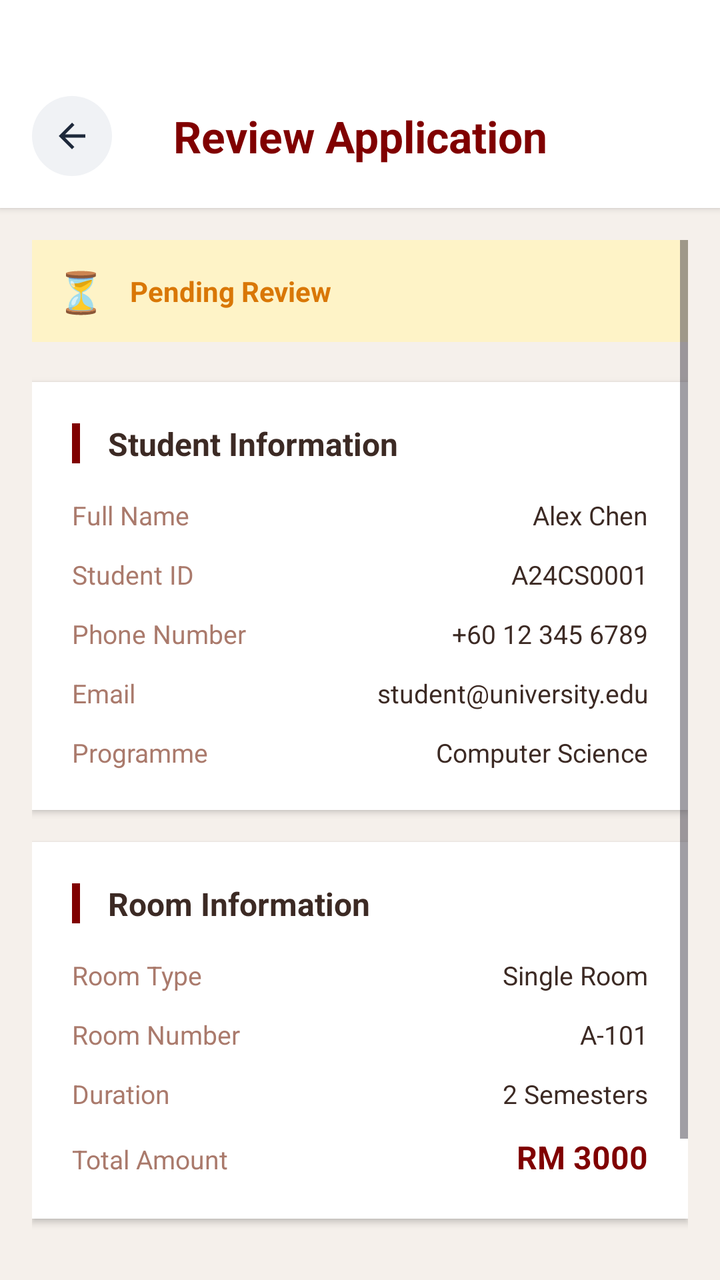
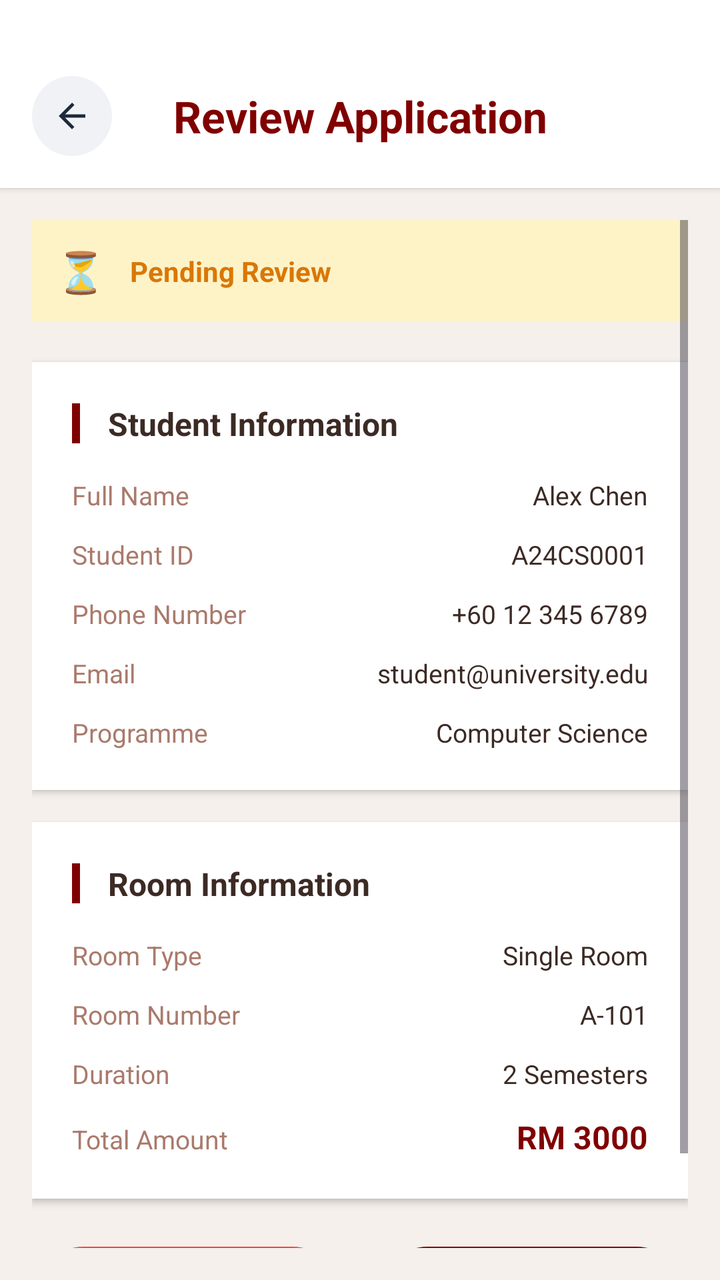

The first picture is an Android layout as it rendered before a commit; the second is the same layout after the commit. The layout source and the unified diff follow.
<!-- AndroidManifest.xml: application theme Theme.UTMSPACE_HostelBookingSystem -->
<!-- res/layout/activity_staff_action.xml -->
<?xml version="1.0" encoding="utf-8"?>
<LinearLayout xmlns:android="http://schemas.android.com/apk/res/android"
    xmlns:app="http://schemas.android.com/apk/res-auto"
    android:layout_width="match_parent"
    android:layout_height="match_parent"
    android:orientation="vertical"
    android:background="#F5F0EB">

    
    <LinearLayout
        android:layout_width="match_parent"
        android:layout_height="wrap_content"
        android:orientation="vertical"
        android:background="#FFFFFF"
        android:elevation="2dp"
        android:paddingTop="40dp"
        android:paddingBottom="8dp">

        <LinearLayout
            android:layout_width="match_parent"
            android:layout_height="wrap_content"
            android:orientation="horizontal"
            android:gravity="center_vertical"
            android:layout_marginTop="8dp"
            android:layout_marginBottom="8dp">

            <LinearLayout
                android:id="@+id/ivBack"
                android:layout_width="40dp"
                android:layout_height="40dp"
                android:background="@drawable/back_button_background"
                android:gravity="center"
                android:clickable="true"
                android:focusable="true"
                android:layout_marginStart="16dp">

                <ImageView
                    android:layout_width="20dp"
                    android:layout_height="20dp"
                    android:src="@drawable/ic_arrow_back"
                    app:tint="#1E293B" />

            </LinearLayout>

            <TextView
                android:layout_width="0dp"
                android:layout_height="wrap_content"
                android:layout_weight="1"
                android:text="Review Application"
                android:textSize="22sp"
                android:textStyle="bold"
                android:textColor="#800000"
                android:gravity="center"
                android:fontFamily="sans-serif" />

            <LinearLayout
                android:layout_width="40dp"
                android:layout_height="40dp"
                android:layout_marginEnd="16dp" />

        </LinearLayout>

    </LinearLayout>

    <ScrollView
        android:layout_width="match_parent"
        android:layout_height="match_parent"
        android:fillViewport="true"
        android:padding="16dp">

        <LinearLayout
            android:layout_width="match_parent"
            android:layout_height="wrap_content"
            android:orientation="vertical">

            
            <LinearLayout
                android:id="@+id/statusBanner"
                android:layout_width="match_parent"
                android:layout_height="wrap_content"
                android:orientation="horizontal"
                android:gravity="center_vertical"
                android:background="#FEF3C7"
                android:padding="12dp"
                android:layout_marginBottom="20dp"
                android:radius="8dp">

                <TextView
                    android:layout_width="wrap_content"
                    android:layout_height="wrap_content"
                    android:text="⏳"
                    android:textSize="20sp" />

                <TextView
                    android:id="@+id/tvApplicationStatus"
                    android:layout_width="0dp"
                    android:layout_height="wrap_content"
                    android:layout_weight="1"
                    android:layout_marginStart="12dp"
                    android:text="Pending Review"
                    android:textSize="14sp"
                    android:textStyle="bold"
                    android:textColor="#D97706"
                    android:fontFamily="sans-serif" />

            </LinearLayout>

            
            <LinearLayout
                android:layout_width="match_parent"
                android:layout_height="wrap_content"
                android:orientation="vertical"
                android:background="#FFFFFF"
                android:elevation="2dp"
                android:padding="20dp"
                android:layout_marginBottom="16dp">

                <LinearLayout
                    android:layout_width="match_parent"
                    android:layout_height="wrap_content"
                    android:orientation="horizontal"
                    android:gravity="center_vertical"
                    android:layout_marginBottom="16dp">

                    <View
                        android:layout_width="4dp"
                        android:layout_height="20dp"
                        android:background="#800000" />

                    <TextView
                        android:layout_width="wrap_content"
                        android:layout_height="wrap_content"
                        android:text=" Student Information"
                        android:textSize="16sp"
                        android:textStyle="bold"
                        android:textColor="#3C2A24"
                        android:layout_marginStart="10dp"
                        android:fontFamily="sans-serif" />

                </LinearLayout>

                <LinearLayout
                    android:layout_width="match_parent"
                    android:layout_height="wrap_content"
                    android:orientation="horizontal"
                    android:layout_marginBottom="12dp">

                    <TextView
                        android:layout_width="0dp"
                        android:layout_height="wrap_content"
                        android:layout_weight="1"
                        android:text="Full Name"
                        android:textSize="13sp"
                        android:textColor="#AA7A6C"
                        android:fontFamily="sans-serif" />

                    <TextView
                        android:id="@+id/tvStudentName"
                        android:layout_width="0dp"
                        android:layout_height="wrap_content"
                        android:layout_weight="1"
                        android:text="Alex Chen"
                        android:textSize="13sp"
                        android:textColor="#3C2A24"
                        android:textAlignment="textEnd"
                        android:fontFamily="sans-serif" />

                </LinearLayout>

                <LinearLayout
                    android:layout_width="match_parent"
                    android:layout_height="wrap_content"
                    android:orientation="horizontal"
                    android:layout_marginBottom="12dp">

                    <TextView
                        android:layout_width="0dp"
                        android:layout_height="wrap_content"
                        android:layout_weight="1"
                        android:text="Student ID"
                        android:textSize="13sp"
                        android:textColor="#AA7A6C"
                        android:fontFamily="sans-serif" />

                    <TextView
                        android:id="@+id/tvStudentId"
                        android:layout_width="0dp"
                        android:layout_height="wrap_content"
                        android:layout_weight="1"
                        android:text="A24CS0001"
                        android:textSize="13sp"
                        android:textColor="#3C2A24"
                        android:textAlignment="textEnd"
                        android:fontFamily="sans-serif" />

                </LinearLayout>

                <LinearLayout
                    android:layout_width="match_parent"
                    android:layout_height="wrap_content"
                    android:orientation="horizontal"
                    android:layout_marginBottom="12dp">

                    <TextView
                        android:layout_width="0dp"
                        android:layout_height="wrap_content"
                        android:layout_weight="1"
                        android:text="Phone Number"
                        android:textSize="13sp"
                        android:textColor="#AA7A6C"
                        android:fontFamily="sans-serif" />

                    <TextView
                        android:id="@+id/tvPhoneNumber"
                        android:layout_width="0dp"
                        android:layout_height="wrap_content"
                        android:layout_weight="1"
                        android:text="+60 12 345 6789"
                        android:textSize="13sp"
                        android:textColor="#3C2A24"
                        android:textAlignment="textEnd"
                        android:fontFamily="sans-serif" />

                </LinearLayout>

                <LinearLayout
                    android:layout_width="match_parent"
                    android:layout_height="wrap_content"
                    android:orientation="horizontal"
                    android:layout_marginBottom="12dp">

                    <TextView
                        android:layout_width="0dp"
                        android:layout_height="wrap_content"
                        android:layout_weight="1"
                        android:text="Email"
                        android:textSize="13sp"
                        android:textColor="#AA7A6C"
                        android:fontFamily="sans-serif" />

                    <TextView
                        android:id="@+id/tvEmail"
                        android:layout_width="0dp"
                        android:layout_height="wrap_content"
                        android:layout_weight="1"
                        android:text="student@university.edu"
                        android:textSize="13sp"
                        android:textColor="#3C2A24"
                        android:textAlignment="textEnd"
                        android:fontFamily="sans-serif" />

                </LinearLayout>

                <LinearLayout
                    android:layout_width="match_parent"
                    android:layout_height="wrap_content"
                    android:orientation="horizontal">

                    <TextView
                        android:layout_width="0dp"
                        android:layout_height="wrap_content"
                        android:layout_weight="1"
                        android:text="Programme"
                        android:textSize="13sp"
                        android:textColor="#AA7A6C"
                        android:fontFamily="sans-serif" />

                    <TextView
                        android:id="@+id/tvProgramme"
                        android:layout_width="0dp"
                        android:layout_height="wrap_content"
                        android:layout_weight="1"
                        android:text="Computer Science"
                        android:textSize="13sp"
                        android:textColor="#3C2A24"
                        android:textAlignment="textEnd"
                        android:fontFamily="sans-serif" />

                </LinearLayout>

            </LinearLayout>

            
            <LinearLayout
                android:layout_width="match_parent"
                android:layout_height="wrap_content"
                android:orientation="vertical"
                android:background="#FFFFFF"
                android:elevation="2dp"
                android:padding="20dp"
                android:layout_marginBottom="16dp">

                <LinearLayout
                    android:layout_width="match_parent"
                    android:layout_height="wrap_content"
                    android:orientation="horizontal"
                    android:gravity="center_vertical"
                    android:layout_marginBottom="16dp">

                    <View
                        android:layout_width="4dp"
                        android:layout_height="20dp"
                        android:background="#800000" />

                    <TextView
                        android:layout_width="wrap_content"
                        android:layout_height="wrap_content"
                        android:text=" Room Information"
                        android:textSize="16sp"
                        android:textStyle="bold"
                        android:textColor="#3C2A24"
                        android:layout_marginStart="10dp"
                        android:fontFamily="sans-serif" />

                </LinearLayout>

                <LinearLayout
                    android:layout_width="match_parent"
                    android:layout_height="wrap_content"
                    android:orientation="horizontal"
                    android:layout_marginBottom="12dp">

                    <TextView
                        android:layout_width="0dp"
                        android:layout_height="wrap_content"
                        android:layout_weight="1"
                        android:text="Room Type"
                        android:textSize="13sp"
                        android:textColor="#AA7A6C"
                        android:fontFamily="sans-serif" />

                    <TextView
                        android:id="@+id/tvRoomType"
                        android:layout_width="0dp"
                        android:layout_height="wrap_content"
                        android:layout_weight="1"
                        android:text="Single Room"
                        android:textSize="13sp"
                        android:textColor="#3C2A24"
                        android:textAlignment="textEnd"
                        android:fontFamily="sans-serif" />

                </LinearLayout>

                <LinearLayout
                    android:layout_width="match_parent"
                    android:layout_height="wrap_content"
                    android:orientation="horizontal"
                    android:layout_marginBottom="12dp">

                    <TextView
                        android:layout_width="0dp"
                        android:layout_height="wrap_content"
                        android:layout_weight="1"
                        android:text="Room Number"
                        android:textSize="13sp"
                        android:textColor="#AA7A6C"
                        android:fontFamily="sans-serif" />

                    <TextView
                        android:id="@+id/tvRoomNumber"
                        android:layout_width="0dp"
                        android:layout_height="wrap_content"
                        android:layout_weight="1"
                        android:text="A-101"
                        android:textSize="13sp"
                        android:textColor="#3C2A24"
                        android:textAlignment="textEnd"
                        android:fontFamily="sans-serif" />

                </LinearLayout>

                <LinearLayout
                    android:layout_width="match_parent"
                    android:layout_height="wrap_content"
                    android:orientation="horizontal"
                    android:layout_marginBottom="12dp">

                    <TextView
                        android:layout_width="0dp"
                        android:layout_height="wrap_content"
                        android:layout_weight="1"
                        android:text="Duration"
                        android:textSize="13sp"
                        android:textColor="#AA7A6C"
                        android:fontFamily="sans-serif" />

                    <TextView
                        android:id="@+id/tvDuration"
                        android:layout_width="0dp"
                        android:layout_height="wrap_content"
                        android:layout_weight="1"
                        android:text="2 Semesters"
                        android:textSize="13sp"
                        android:textColor="#3C2A24"
                        android:textAlignment="textEnd"
                        android:fontFamily="sans-serif" />

                </LinearLayout>

                <LinearLayout
                    android:layout_width="match_parent"
                    android:layout_height="wrap_content"
                    android:orientation="horizontal">

                    <TextView
                        android:layout_width="0dp"
                        android:layout_height="wrap_content"
                        android:layout_weight="1"
                        android:text="Total Amount"
                        android:textSize="13sp"
                        android:textColor="#AA7A6C"
                        android:fontFamily="sans-serif" />

                    <TextView
                        android:id="@+id/tvTotalAmount"
                        android:layout_width="0dp"
                        android:layout_height="wrap_content"
                        android:layout_weight="1"
                        android:text="RM 3000"
                        android:textSize="16sp"
                        android:textStyle="bold"
                        android:textColor="#800000"
                        android:textAlignment="textEnd"
                        android:fontFamily="sans-serif" />

                </LinearLayout>

            </LinearLayout>

            
            <LinearLayout
                android:id="@+id/rejectionSection"
                android:layout_width="match_parent"
                android:layout_height="wrap_content"
                android:orientation="vertical"
                android:background="#FFFFFF"
                android:elevation="2dp"
                android:padding="20dp"
                android:layout_marginBottom="20dp"
                android:visibility="gone">

                <LinearLayout
                    android:layout_width="match_parent"
                    android:layout_height="wrap_content"
                    android:orientation="horizontal"
                    android:gravity="center_vertical"
                    android:layout_marginBottom="16dp">

                    <View
                        android:layout_width="4dp"
                        android:layout_height="20dp"
                        android:background="#800000" />

                    <TextView
                        android:layout_width="wrap_content"
                        android:layout_height="wrap_content"
                        android:text=" Rejection Reason"
                        android:textSize="16sp"
                        android:textStyle="bold"
                        android:textColor="#3C2A24"
                        android:layout_marginStart="10dp"
                        android:fontFamily="sans-serif" />

                </LinearLayout>

                <com.google.android.material.textfield.TextInputLayout
                    android:layout_width="match_parent"
                    android:layout_height="wrap_content"
                    style="@style/Widget.MaterialComponents.TextInputLayout.OutlinedBox"
                    app:boxStrokeColor="#800000"
                    app:hintTextColor="#800000">

                    <com.google.android.material.textfield.TextInputEditText
                        android:id="@+id/etRejectionReason"
                        android:layout_width="match_parent"
                        android:layout_height="wrap_content"
                        android:hint="Enter reason for rejection"
                        android:minLines="3"
                        android:maxLines="5"
                        android:inputType="textMultiLine"
                        android:fontFamily="sans-serif" />

                </com.google.android.material.textfield.TextInputLayout>

            </LinearLayout>

            
            <LinearLayout
                android:layout_width="match_parent"
                android:layout_height="wrap_content"
                android:orientation="horizontal"
                android:layout_marginTop="8dp"
                android:layout_marginBottom="20dp">

                
                <LinearLayout
                    android:id="@+id/btnReject"
                    android:layout_width="0dp"
                    android:layout_height="52dp"
                    android:layout_weight="1"
                    android:layout_marginEnd="8dp"
                    android:background="@drawable/reject_button_background"
                    android:gravity="center"
                    android:clickable="true"
                    android:focusable="true">

                    <TextView
                        android:layout_width="wrap_content"
                        android:layout_height="wrap_content"
                        android:text="Reject"
                        android:textSize="15sp"
                        android:textStyle="bold"
                        android:textColor="#FFFFFF"
                        android:fontFamily="sans-serif" />

                </LinearLayout>

                
                <LinearLayout
                    android:id="@+id/btnApprove"
                    android:layout_width="0dp"
                    android:layout_height="52dp"
                    android:layout_weight="1"
                    android:layout_marginStart="8dp"
                    android:background="@drawable/primary_button_background"
                    android:gravity="center"
                    android:clickable="true"
                    android:focusable="true">

                    <TextView
                        android:layout_width="wrap_content"
                        android:layout_height="wrap_content"
                        android:text="Approve"
                        android:textSize="15sp"
                        android:textStyle="bold"
                        android:textColor="#FFFFFF"
                        android:fontFamily="sans-serif" />

                </LinearLayout>

            </LinearLayout>

        </LinearLayout>
    </ScrollView>

</LinearLayout>
<!-- resources referenced by this layout -->
<resources>
  <!-- drawable back_button_background (drawable) -->
  <?xml version="1.0" encoding="utf-8"?>
  <shape xmlns:android="http://schemas.android.com/apk/res/android">
      <solid android:color="#F0F2F5" />
      <corners android:radius="40dp" />
  </shape>
  <!-- drawable ic_arrow_back (drawable) -->
  <?xml version="1.0" encoding="utf-8"?>
  <vector xmlns:android="http://schemas.android.com/apk/res/android"
      android:width="24dp"
      android:height="24dp"
      android:viewportWidth="24"
      android:viewportHeight="24">
      <path
          android:fillColor="#1E293B"
          android:pathData="M20,11H7.83l5.59,-5.59L12,4l-8,8 8,8 1.41,-1.41L7.83,13H20v-2z"/>
  </vector>
  <!-- drawable primary_button_background (drawable) -->
  <?xml version="1.0" encoding="utf-8"?>
  <selector xmlns:android="http://schemas.android.com/apk/res/android">
      <item android:state_pressed="true">
          <shape android:shape="rectangle">
              <solid android:color="#5C0000" />
              <corners android:radius="48dp" />
          </shape>
      </item>
      <item>
          <shape android:shape="rectangle">
              <solid android:color="#800000" />
              <corners android:radius="48dp" />
          </shape>
      </item>
  </selector>
  <!-- drawable reject_button_background (drawable) -->
  <?xml version="1.0" encoding="utf-8"?>
  <shape xmlns:android="http://schemas.android.com/apk/res/android">
      <solid android:color="#EF4444" />
      <corners android:radius="48dp" />
  </shape>
  <style name="Theme.UTMSPACE_HostelBookingSystem" parent="Theme.Material3.DayNight.NoActionBar">
  
          
          <item name="android:statusBarColor">@android:color/white</item>
          <item name="android:windowLightStatusBar">true</item>
  
          
          <item name="android:windowBackground">@android:color/white</item>
          <item name="android:colorBackground">@android:color/white</item>
  
      </style>
</resources>

<!-- the commit's change to res/layout/activity_staff_action.xml (unified diff, before → after) -->
@@ -13,7 +13,7 @@
         android:orientation="vertical"
         android:background="#FFFFFF"
         android:elevation="2dp"
-        android:paddingTop="40dp"
+        android:paddingTop="30dp"
         android:paddingBottom="8dp">
 
         <LinearLayout
